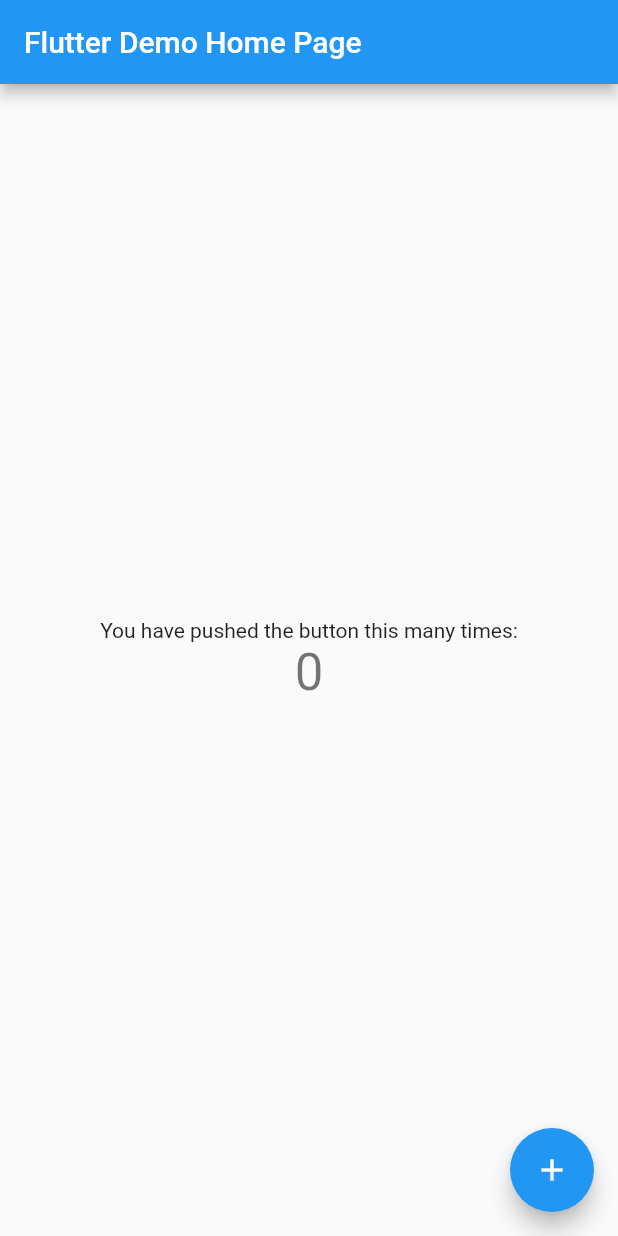
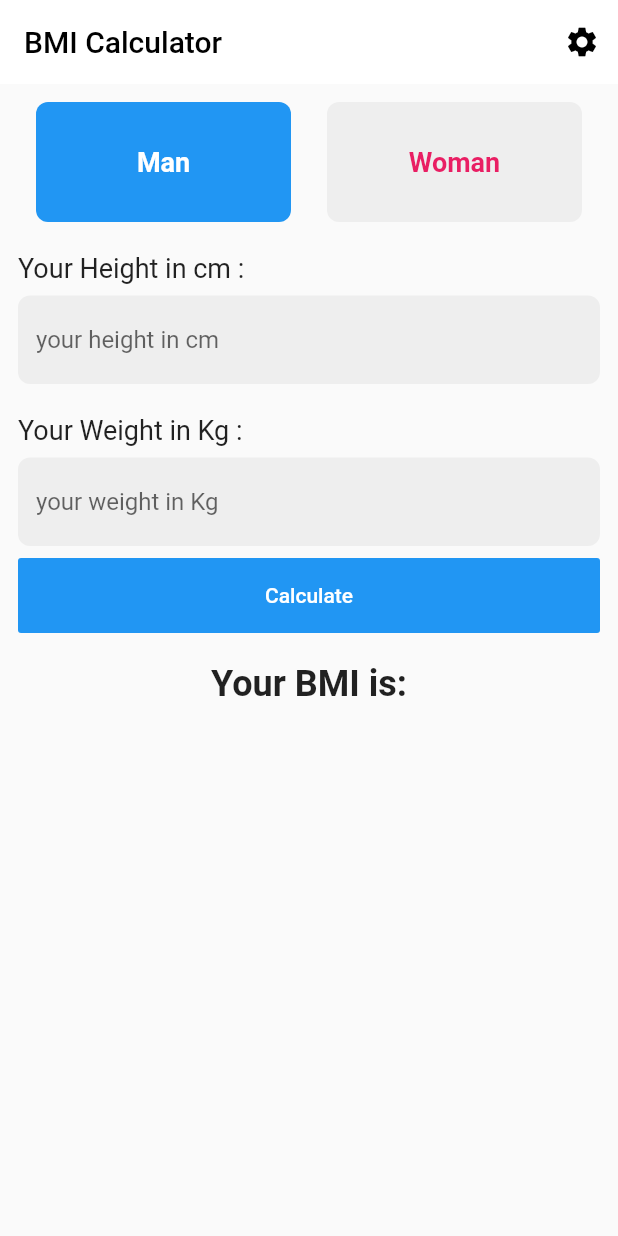
Before and after one commit to ImeshMadhuranga/BMI-Calculator, a Flutter app: the screen it shows after launch, on a phone screen of 412 x 824 dp. Run offline on Flutter 3.47's test engine with Material 2 defaults, Android fonts, the phone set to English and light mode, and no system bars.

Commit message:
#1 develop basic bmi calculator

```diff
--- a/lib/main.dart
+++ b/lib/main.dart
@@ -1,115 +1,212 @@
 import 'package:flutter/material.dart';
 
 void main() {
-  runApp(const MyApp());
+  runApp(MyApp());
 }
 
 class MyApp extends StatelessWidget {
-  const MyApp({Key? key}) : super(key: key);
-
-  // This widget is the root of your application.
   @override
   Widget build(BuildContext context) {
-    return MaterialApp(
-      title: 'Flutter Demo',
-      theme: ThemeData(
-        // This is the theme of your application.
-        //
-        // Try running your application with "flutter run". You'll see the
-        // application has a blue toolbar. Then, without quitting the app, try
-        // changing the primarySwatch below to Colors.green and then invoke
-        // "hot reload" (press "r" in the console where you ran "flutter run",
-        // or simply save your changes to "hot reload" in a Flutter IDE).
-        // Notice that the counter didn't reset back to zero; the application
-        // is not restarted.
-        primarySwatch: Colors.blue,
-      ),
-      home: const MyHomePage(title: 'Flutter Demo Home Page'),
+    return const MaterialApp(
+      home: BmiCalculator(),
     );
   }
 }
 
-class MyHomePage extends StatefulWidget {
-  const MyHomePage({Key? key, required this.title}) : super(key: key);
-
-  // This widget is the home page of your application. It is stateful, meaning
-  // that it has a State object (defined below) that contains fields that affect
-  // how it looks.
-
-  // This class is the configuration for the state. It holds the values (in this
-  // case the title) provided by the parent (in this case the App widget) and
-  // used by the build method of the State. Fields in a Widget subclass are
-  // always marked "final".
-
-  final String title;
+class BmiCalculator extends StatefulWidget {
+  const BmiCalculator({Key? key}) : super(key: key);
 
   @override
-  State<MyHomePage> createState() => _MyHomePageState();
+  State<BmiCalculator> createState() => _BmiCalculatorState();
 }
 
-class _MyHomePageState extends State<MyHomePage> {
-  int _counter = 0;
+class _BmiCalculatorState extends State<BmiCalculator> {
+  int currentindex = 0;
+  String result = "";
+  TextEditingController heightController = TextEditingController();
+  TextEditingController weightController = TextEditingController();
+  double height = 0;
+  double weight = 0;
 
-  void _incrementCounter() {
+  @override
+  Widget build(BuildContext context) {
+    return Container(
+      child: Scaffold(
+        appBar: AppBar(
+          title: const Text(
+            "BMI Calculator",
+            style: TextStyle(color: Colors.black),
+          ),
+          elevation: 0.0,
+          backgroundColor: Color.fromARGB(255, 255, 255, 255),
+          actions: [
+            IconButton(
+              onPressed: () {},
+              icon: const Icon(
+                Icons.settings,
+                color: Colors.black,
+              ),
+            ),
+          ],
+        ),
+        body: SingleChildScrollView(
+          padding: EdgeInsets.all(12.0),
+          child: Column(
+            mainAxisAlignment: MainAxisAlignment.start,
+            crossAxisAlignment: CrossAxisAlignment.start,
+            children: [
+              Row(
+                children: [
+                  radioButton("Man", Colors.blue, 0),
+                  radioButton("Woman", Colors.pink, 1),
+                ],
+              ),
+              const SizedBox(
+                height: 20.0,
+              ),
+              const Text(
+                "Your Height in cm :",
+                style: TextStyle(
+                  fontSize: 18.0,
+                ),
+              ),
+              const SizedBox(
+                height: 8.0,
+              ),
+              TextField(
+                keyboardType: TextInputType.number,
+                controller: heightController,
+                textAlign: TextAlign.left,
+                decoration: InputDecoration(
+                  hintText: "your height in cm",
+                  filled: true,
+                  fillColor: Colors.grey[200],
+                  border: OutlineInputBorder(
+                    borderRadius: BorderRadius.circular(8.0),
+                    borderSide: BorderSide.none,
+                  ),
+                ),
+              ),
+              const SizedBox(
+                height: 20.0,
+              ),
+              const Text(
+                "Your Weight in Kg :",
+                style: TextStyle(
+                  fontSize: 18.0,
+                ),
+              ),
+              const SizedBox(
+                height: 8.0,
+              ),
+              TextField(
+                keyboardType: TextInputType.number,
+                controller: weightController,
+                textAlign: TextAlign.left,
+                decoration: InputDecoration(
+                  hintText: "your weight in Kg",
+                  filled: true,
+                  fillColor: Colors.grey[200],
+                  border: OutlineInputBorder(
+                    borderRadius: BorderRadius.circular(8.0),
+                    borderSide: BorderSide.none,
+                  ),
+                ),
+              ),
+              const SizedBox(
+                height: 8.0,
+              ),
+              Container(
+                width: double.infinity,
+                height: 50.0,
+                child: FlatButton(
+                  onPressed: () {
+                    setState(() {
+                      height = double.parse(heightController.value.text);
+                      weight = double.parse(weightController.value.text);
+                    });
+
+                    calculateBmi(height, weight);
+                  },
+                  color: Colors.blue,
+                  child: const Text("Calculate",
+                      style: TextStyle(
+                        color: Colors.white,
+                      )),
+                ),
+              ),
+              const SizedBox(
+                height: 20.0,
+              ),
+              Container(
+                width: double.infinity,
+                child: const Text(
+                  "Your BMI is:",
+                  textAlign: TextAlign.center,
+                  style: TextStyle(
+                    fontSize: 24.0,
+                    fontWeight: FontWeight.bold,
+                  ),
+                ),
+              ),
+              const SizedBox(
+                height: 50.0,
+              ),
+              Container(
+                width: double.infinity,
+                child: Text(
+                  result,
+                  textAlign: TextAlign.center,
+                  style: const TextStyle(
+                    fontSize: 40.0,
+                    fontWeight: FontWeight.bold,
+                  ),
+                ),
+              ),
+            ],
+          ),
+        ),
+      ),
+    );
+  }
+
+  void calculateBmi(double height, double weight) {
+    double finalresult = weight / (height * height / 1000);
+    String bmi = finalresult.toStringAsFixed(2);
     setState(() {
-      // This call to setState tells the Flutter framework that something has
-      // changed in this State, which causes it to rerun the build method below
-      // so that the display can reflect the updated values. If we changed
-      // _counter without calling setState(), then the build method would not be
-      // called again, and so nothing would appear to happen.
-      _counter++;
+      result = bmi;
     });
   }
 
-  @override
-  Widget build(BuildContext context) {
-    // This method is rerun every time setState is called, for instance as done
-    // by the _incrementCounter method above.
-    //
-    // The Flutter framework has been optimized to make rerunning build methods
-    // fast, so that you can just rebuild anything that needs updating rather
-    // than having to individually change instances of widgets.
-    return Scaffold(
-      appBar: AppBar(
-        // Here we take the value from the MyHomePage object that was created by
-        // the App.build method, and use it to set our appbar title.
-        title: Text(widget.title),
-      ),
-      body: Center(
-        // Center is a layout widget. It takes a single child and positions it
-        // in the middle of the parent.
-        child: Column(
-          // Column is also a layout widget. It takes a list of children and
-          // arranges them vertically. By default, it sizes itself to fit its
-          // children horizontally, and tries to be as tall as its parent.
-          //
-          // Invoke "debug painting" (press "p" in the console, choose the
-          // "Toggle Debug Paint" action from the Flutter Inspector in Android
-          // Studio, or the "Toggle Debug Paint" command in Visual Studio Code)
-          // to see the wireframe for each widget.
-          //
-          // Column has various properties to control how it sizes itself and
-          // how it positions its children. Here we use mainAxisAlignment to
-          // center the children vertically; the main axis here is the vertical
-          // axis because Columns are vertical (the cross axis would be
-          // horizontal).
-          mainAxisAlignment: MainAxisAlignment.center,
-          children: <Widget>[
-            const Text(
-              'You have pushed the button this many times:',
+  void changeIndex(int index) {
+    setState(() {
+      currentindex = index;
+    });
+  }
+
+  Widget radioButton(String value, Color color, int index) {
+    return Expanded(
+      child: Container(
+        margin: EdgeInsets.symmetric(horizontal: 12.0),
+        height: 80.0,
+        child: FlatButton(
+          color: currentindex == index ? color : Colors.grey[200],
+          shape: RoundedRectangleBorder(
+            borderRadius: BorderRadius.circular(8.0),
+          ),
+          onPressed: () {
+            changeIndex(index);
+          },
+          child: Text(
+            value,
+            style: TextStyle(
+              color: currentindex == index ? Colors.white : color,
+              fontSize: 18.0,
+              fontWeight: FontWeight.bold,
             ),
-            Text(
-              '$_counter',
-              style: Theme.of(context).textTheme.headline4,
-            ),
-          ],
+          ),
         ),
       ),
-      floatingActionButton: FloatingActionButton(
-        onPressed: _incrementCounter,
-        tooltip: 'Increment',
-        child: const Icon(Icons.add),
-      ), // This trailing comma makes auto-formatting nicer for build methods.
     );
   }
 }
```
Also changed, not shown: 22 other files.
